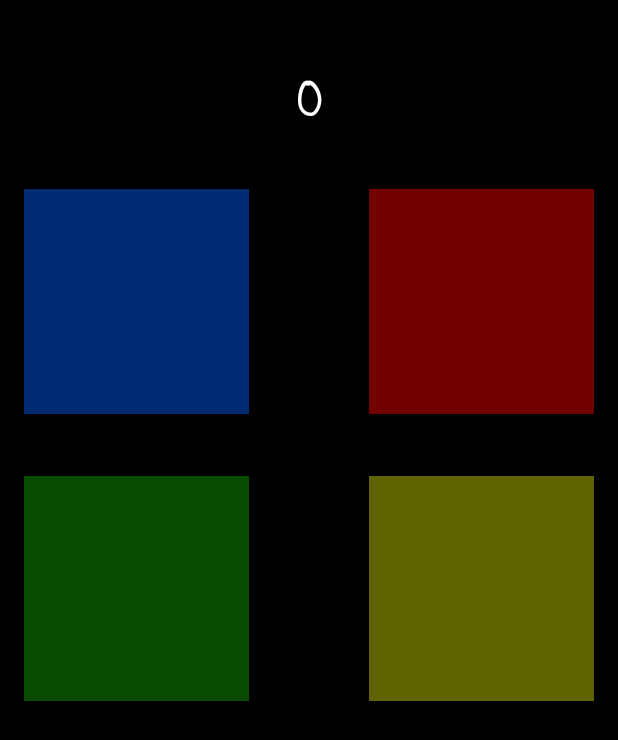
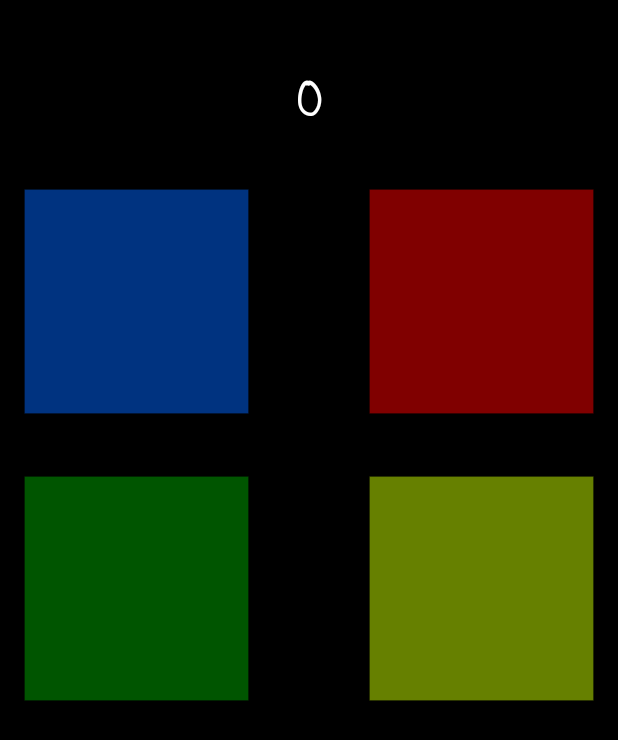
Before and after one commit to Crowmoore/Reflex, an Android app: the RegularPlay screen opened directly, with no data from a screen before it, on a phone screen of 412 x 824 dp. Shown: the top 740 px of the screen. Run offline under Robolectric (Android 15) with nearby library versions, the phone set to English and light mode, and no system bars; our stand-ins replace AdMob; pictures from the network do not load; 1 statement that could not run was skipped.

Commit message:
Add vector graphics for Regular mode and new launcher icon

```diff
--- a/app/src/main/java/fi/crowmoore/reflextester/RegularPlay.java
+++ b/app/src/main/java/fi/crowmoore/reflextester/RegularPlay.java
@@ -17,6 +17,7 @@ import android.os.Build;
 import android.support.v4.app.FragmentActivity;
 import android.support.v7.app.AppCompatActivity;
 import android.os.Bundle;
+import android.support.v7.widget.AppCompatImageButton;
 import android.util.Log;
 import android.view.KeyEvent;
 import android.view.LayoutInflater;
@@ -59,10 +60,10 @@ public class RegularPlay extends AppCompatActivity implements GoogleApiClient.Co
     private boolean explicitSignOut = false;
 
     private int score;
-    private ImageButton red;
-    private ImageButton blue;
-    private ImageButton green;
-    private ImageButton yellow;
+    private AppCompatImageButton red;
+    private AppCompatImageButton blue;
+    private AppCompatImageButton green;
+    private AppCompatImageButton yellow;
     private TextView scoreView;
     private TextView scoreResult;
     private TextView highscoreResult;
@@ -327,25 +328,25 @@ public class RegularPlay extends AppCompatActivity implements GoogleApiClient.Co
 
     private void removeHighlight(String command) {
         switch(command) {
-            case "Blue": blue.setImageResource(R.drawable.blue_off); break;
-            case "Red": red.setImageResource(R.drawable.red_off); break;
-            case "Green": green.setImageResource(R.drawable.green_off); break;
-            case "Yellow": yellow.setImageResource(R.drawable.yellow_off); break;
+            case "Blue": blue.setImageResource(R.drawable.ic_blue_off); break;
+            case "Red": red.setImageResource(R.drawable.ic_red_off); break;
+            case "Green": green.setImageResource(R.drawable.ic_green_off); break;
+            case "Yellow": yellow.setImageResource(R.drawable.ic_yellow_off); break;
         }
     }
 
     private void highlightCommand(String command) {
         switch(command) {
-            case "Blue": blue.setImageResource(R.drawable.blue_on);
+            case "Blue": blue.setImageResource(R.drawable.ic_blue_on);
                          playSound(low1);
                          break;
-            case "Red": red.setImageResource(R.drawable.red_on);
+            case "Red": red.setImageResource(R.drawable.ic_red_on);
                         playSound(low2);
                         break;
-            case "Green": green.setImageResource(R.drawable.green_on);
+            case "Green": green.setImageResource(R.drawable.ic_green_on);
                           playSound(high1);
                           break;
-            case "Yellow": yellow.setImageResource(R.drawable.yellow_on);
+            case "Yellow": yellow.setImageResource(R.drawable.ic_yellow_on);
                            playSound(high2);
                            break;
         }
@@ -390,10 +391,10 @@ public class RegularPlay extends AppCompatActivity implements GoogleApiClient.Co
         loaded = false;
 
         scoreView = (TextView) findViewById(R.id.score);
-        red = (ImageButton) findViewById(R.id.button_red);
-        blue = (ImageButton) findViewById(R.id.button_blue);
-        green = (ImageButton) findViewById(R.id.button_green);
-        yellow = (ImageButton) findViewById(R.id.button_yellow);
+        red = (AppCompatImageButton) findViewById(R.id.button_red);
+        blue = (AppCompatImageButton) findViewById(R.id.button_blue);
+        green = (AppCompatImageButton) findViewById(R.id.button_green);
+        yellow = (AppCompatImageButton) findViewById(R.id.button_yellow);
 
         countdownText = (TextView) findViewById(R.id.text_countdown);
         countdown = new Countdown();
--- /dev/null
+++ b/app/src/main/res/drawable/ic_blue_off.xml
@@ -0,0 +1,6 @@
+<vector android:height="150dp" android:viewportHeight="381.0"
+    android:viewportWidth="380.99997" android:width="150dp" xmlns:android="http://schemas.android.com/apk/res/android">
+    <path android:fillAlpha="1" android:fillColor="#003380"
+        android:pathData="M0.5,0.5h380v380h-380z"
+        android:strokeAlpha="1" android:strokeColor="#000000" android:strokeWidth="1"/>
+</vector>
--- /dev/null
+++ b/app/src/main/res/drawable/ic_blue_on.xml
@@ -0,0 +1,6 @@
+<vector android:height="150dp" android:viewportHeight="381.0"
+    android:viewportWidth="380.99997" android:width="150dp" xmlns:android="http://schemas.android.com/apk/res/android">
+    <path android:fillAlpha="1" android:fillColor="#004bff"
+        android:pathData="M0.5,0.5h380v380h-380z"
+        android:strokeAlpha="1" android:strokeColor="#000000" android:strokeWidth="1"/>
+</vector>
--- /dev/null
+++ b/app/src/main/res/drawable/ic_green_off.xml
@@ -0,0 +1,6 @@
+<vector android:height="150dp" android:viewportHeight="381.0"
+    android:viewportWidth="380.99997" android:width="150dp" xmlns:android="http://schemas.android.com/apk/res/android">
+    <path android:fillAlpha="1" android:fillColor="#005500"
+        android:pathData="M0.5,0.5h380v380h-380z"
+        android:strokeAlpha="1" android:strokeColor="#000000" android:strokeWidth="1"/>
+</vector>
--- /dev/null
+++ b/app/src/main/res/drawable/ic_green_on.xml
@@ -0,0 +1,6 @@
+<vector android:height="150dp" android:viewportHeight="381.0"
+    android:viewportWidth="380.99997" android:width="150dp" xmlns:android="http://schemas.android.com/apk/res/android">
+    <path android:fillAlpha="1" android:fillColor="#00d400"
+        android:pathData="M0.5,0.5h380v380h-380z"
+        android:strokeAlpha="1" android:strokeColor="#000000" android:strokeWidth="1"/>
+</vector>
--- /dev/null
+++ b/app/src/main/res/drawable/ic_red_off.xml
@@ -0,0 +1,6 @@
+<vector android:height="150dp" android:viewportHeight="381.0"
+    android:viewportWidth="380.99997" android:width="150dp" xmlns:android="http://schemas.android.com/apk/res/android">
+    <path android:fillAlpha="1" android:fillColor="#800000"
+        android:pathData="M0.5,0.5h380v380h-380z"
+        android:strokeAlpha="1" android:strokeColor="#000000" android:strokeWidth="1"/>
+</vector>
--- /dev/null
+++ b/app/src/main/res/drawable/ic_red_on.xml
@@ -0,0 +1,6 @@
+<vector android:height="150dp" android:viewportHeight="381.0"
+    android:viewportWidth="380.99997" android:width="150dp" xmlns:android="http://schemas.android.com/apk/res/android">
+    <path android:fillAlpha="1" android:fillColor="#ff0000"
+        android:pathData="M0.5,0.5h380v380h-380z"
+        android:strokeAlpha="1" android:strokeColor="#000000" android:strokeWidth="1"/>
+</vector>
--- /dev/null
+++ b/app/src/main/res/drawable/ic_yellow_off.xml
@@ -0,0 +1,6 @@
+<vector android:height="150dp" android:viewportHeight="381.0"
+    android:viewportWidth="380.99997" android:width="150dp" xmlns:android="http://schemas.android.com/apk/res/android">
+    <path android:fillAlpha="1" android:fillColor="#668000"
+        android:pathData="M0.5,0.5h380v380h-380z"
+        android:strokeAlpha="1" android:strokeColor="#000000" android:strokeWidth="1"/>
+</vector>
--- /dev/null
+++ b/app/src/main/res/drawable/ic_yellow_on.xml
@@ -0,0 +1,6 @@
+<vector android:height="150dp" android:viewportHeight="381.0"
+    android:viewportWidth="380.99997" android:width="150dp" xmlns:android="http://schemas.android.com/apk/res/android">
+    <path android:fillAlpha="1" android:fillColor="#ccff00"
+        android:pathData="M0.5,0.5h380v380h-380z"
+        android:strokeAlpha="1" android:strokeColor="#000000" android:strokeWidth="1"/>
+</vector>
--- a/app/src/main/res/layout/activity_main.xml
+++ b/app/src/main/res/layout/activity_main.xml
@@ -100,7 +100,7 @@
         app:srcCompat="@drawable/ic_menu_achievements" />
 
     <android.support.v7.widget.AppCompatImageView
-        android:layout_width="400dp"
+        android:layout_width="match_parent"
         android:layout_height="150dp"
         android:background="@android:color/transparent"
         android:scaleType="fitCenter"
--- a/app/src/main/res/layout/activity_regular_play.xml
+++ b/app/src/main/res/layout/activity_regular_play.xml
@@ -13,30 +13,31 @@
     tools:context="fi.crowmoore.reflextester.RegularPlay"
     android:background="@android:color/black">
 
-    <ImageButton
+    <android.support.v7.widget.AppCompatImageButton
         android:layout_width="150dp"
         android:layout_height="150dp"
-        android:src="@drawable/red_off"
-        android:background="@null"
+        app:srcCompat="@drawable/ic_red_off"
+        android:background="@android:color/transparent"
         android:id="@+id/button_red"
         android:layout_alignTop="@+id/button_blue"
         android:layout_alignParentRight="true"
         android:layout_alignParentEnd="true" />
 
-    <ImageButton
+    <android.support.v7.widget.AppCompatImageButton
         android:layout_width="150dp"
         android:layout_height="150dp"
-        android:src="@drawable/yellow_off"
+        app:srcCompat="@drawable/ic_yellow_off"
+        android:background="@android:color/transparent"
         android:id="@+id/button_yellow"
         android:layout_alignTop="@+id/button_green"
         android:layout_alignParentRight="true"
         android:layout_alignParentEnd="true" />
 
-    <ImageButton
+    <android.support.v7.widget.AppCompatImageButton
         android:layout_width="150dp"
         android:layout_height="150dp"
-        android:src="@drawable/blue_off"
-        android:background="@null"
+        app:srcCompat="@drawable/ic_blue_off"
+        android:background="@android:color/transparent"
         android:layout_marginTop="110dp"
         android:id="@+id/button_blue"
         android:layout_alignParentTop="true"
@@ -67,10 +68,11 @@
         android:fontFamily="casual"
         android:textColor="@android:color/white" />
 
-    <ImageButton
+    <android.support.v7.widget.AppCompatImageButton
         android:layout_width="150dp"
         android:layout_height="150dp"
-        android:src="@drawable/green_off"
+        app:srcCompat="@drawable/ic_green_off"
+        android:background="@android:color/transparent"
         android:layout_marginTop="41dp"
         android:id="@+id/button_green"
         android:layout_below="@+id/button_blue"
```
Also changed, not shown: app/src/main/res/drawable/ic_launcher.png, app/src/main/res/drawable/ic_launcher_old.png (added).
